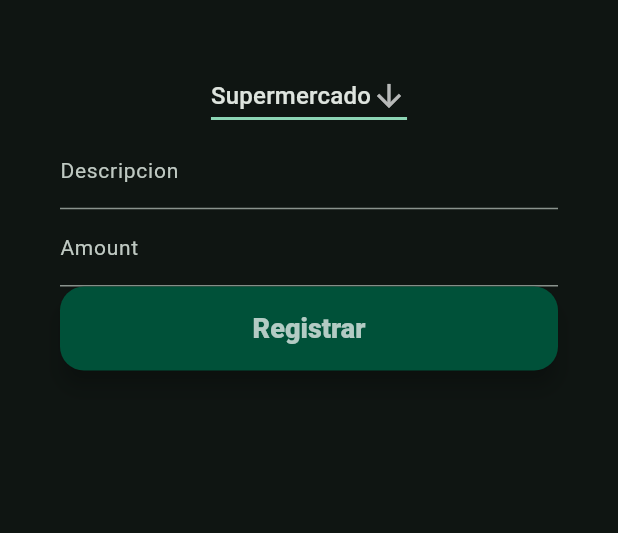
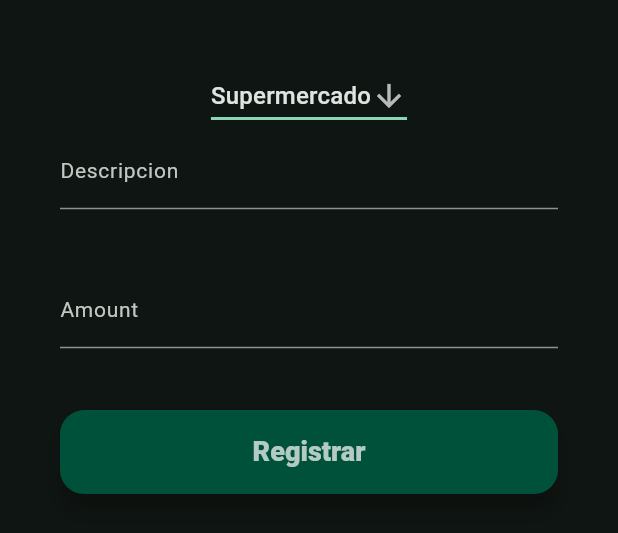
Before and after one commit to josemlegal/finance_helper, a Flutter app: the TransactionForm widget shown alone on an empty page, opened directly, on a phone screen of 412 x 824 dp. Shown: the top 533 px of the screen. Run offline on Flutter 3.47's test engine with Material 2 defaults, Android fonts, the phone set to English and light mode, and no system bars; our stand-ins replace animate_do, dio, flutter_riverpod, flutter_svg, get_it, go_router and 2 more; accounts and stored records are empty; network calls fail.

Commit message:
Style the transaction form

```diff
--- a/lib/presentation/home/widgets/transaction_form.dart
+++ b/lib/presentation/home/widgets/transaction_form.dart
@@ -1,6 +1,5 @@
 import 'package:finance_helper/presentation/home/controllers/home_view_controller.dart';
 import 'package:flutter/material.dart';
-import 'package:flutter/services.dart';
 import 'package:go_router/go_router.dart';
 import 'package:hooks_riverpod/hooks_riverpod.dart';
 
@@ -27,7 +26,9 @@ class TransactionForm extends HookConsumerWidget {
               children: [
                 const _CategoryDropdownButton(),
                 _DescriptionInput(homeController: homeController),
+                SizedBox(height: mediaQueryData.size.height * 0.05),
                 _AmountInput(homeController: homeController),
+                SizedBox(height: mediaQueryData.size.height * 0.05),
                 _SubmitButton(
                     colors: Theme.of(context).colorScheme, keyForm: keyForm)
               ],
@@ -94,7 +95,6 @@ class _CategoryDropdownButtonState extends State<_CategoryDropdownButton> {
     return DropdownButton<String>(
       value: dropdownValue,
       icon: const Icon(Icons.arrow_downward),
-      elevation: 0,
       underline: Container(
         height: 2,
         color: colors.primary,
```
